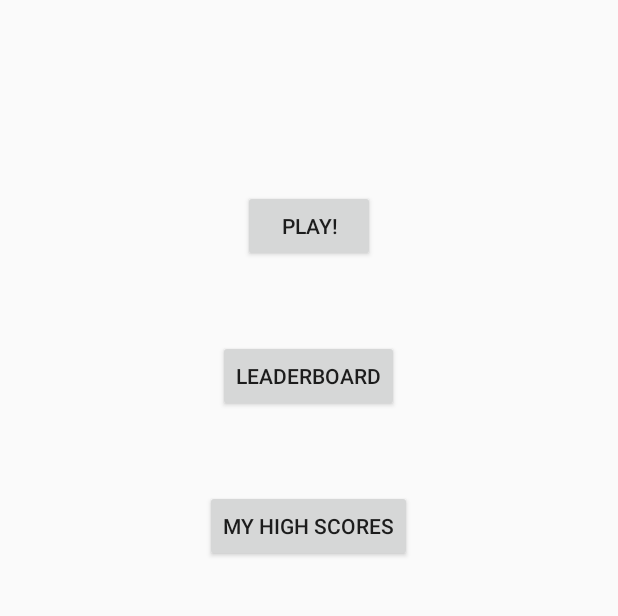
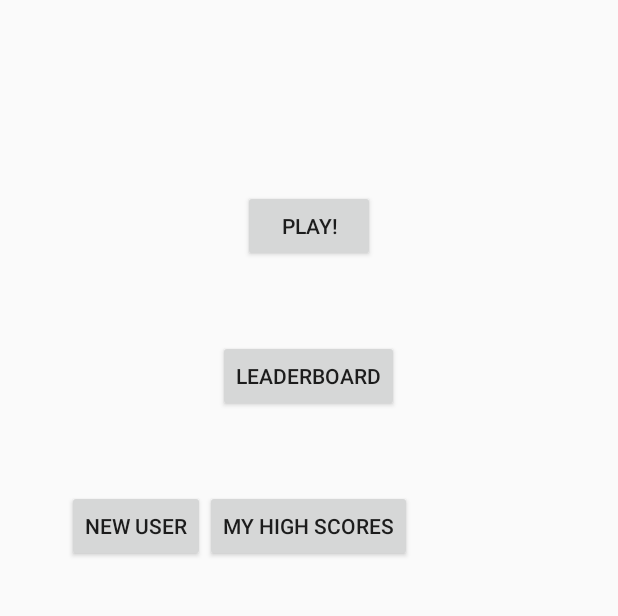
Before and after one commit to DavidPurcell/Get_sMARTA, an Android app: the MainActivity screen opened directly, with no data from a screen before it, on a phone screen of 412 x 824 dp, the part 137-753 px from its top. Run offline under Robolectric (Android 15) with nearby library versions, the phone set to English and light mode, and no system bars; libraries missing offline, so code that uses them is left out: io.underdark, io.underdark.transport, io.underdark.util; 3 statements that could not run were skipped.

Commit message:
Added support for multiple users and fixed annoying bug

```diff
--- a/app/src/main/java/com/example/purcell7/getsmarta/MainActivity.java
+++ b/app/src/main/java/com/example/purcell7/getsmarta/MainActivity.java
@@ -23,12 +23,16 @@ public class MainActivity extends AppCompatActivity {
 
         g = (Globals)getApplication();
 
-        g.node = new Node(this);
+        if(g.node == null){
+            g.node = new Node(this);
+        }
+
+        if(g.deviceIDa == null || g.deviceIDa.equals("")){
+            createNewUser(null);
+        }
 
         // reset quest counter
         g.Qcounter=0;
-
-        g.deviceIDa="Player #" + Math.abs(new Random().nextInt()%100);
 
         if (g.corrects.size()==0) {
             g.Qstart=0;
@@ -119,6 +123,11 @@ public class MainActivity extends AppCompatActivity {
         }
     }
 
+    public void createNewUser(View view){
+        g.deviceIDa="Player #" + Math.abs(new Random().nextInt()%1000)+1;
+        Toast.makeText(this.getApplicationContext(), g.deviceIDa, Toast.LENGTH_SHORT).show();
+    }
+
     @Override
     protected void onStart()
     {
--- a/app/src/main/res/layout/activity_main.xml
+++ b/app/src/main/res/layout/activity_main.xml
@@ -8,13 +8,14 @@
     android:paddingLeft="@dimen/activity_horizontal_margin"
     android:paddingRight="@dimen/activity_horizontal_margin"
     android:paddingTop="@dimen/activity_vertical_margin"
-    tools:context="com.example.c.dvorak.MainActivity">
+    tools:context="com.example.purcell7.getsmarta.MainActivity">
 
     <TextView
         android:layout_width="wrap_content"
         android:layout_height="wrap_content"
         android:layout_centerHorizontal="true"
-        android:text="Get sMARTA!"  />
+        android:text="Get sMARTA!"
+        android:id="@+id/textView" />
 
     <Button
         android:text="Play!"
@@ -40,4 +41,14 @@
         android:id="@+id/button_c"
         android:layout_centerHorizontal="true" />
 
+    <Button
+        android:layout_width="wrap_content"
+        android:layout_height="wrap_content"
+        android:text="New User"
+        android:id="@+id/button"
+        android:layout_alignBaseline="@+id/button_c"
+        android:layout_alignBottom="@+id/button_c"
+        android:layout_toStartOf="@+id/button_c"
+        android:onClick="createNewUser" />
+
 </RelativeLayout>
```
Also changed, not shown: app/src/main/java/com/example/purcell7/getsmarta/Globals.java (+14 -1 lines), app/src/main/java/com/example/purcell7/getsmarta/Score.java (+7 -3 lines).
